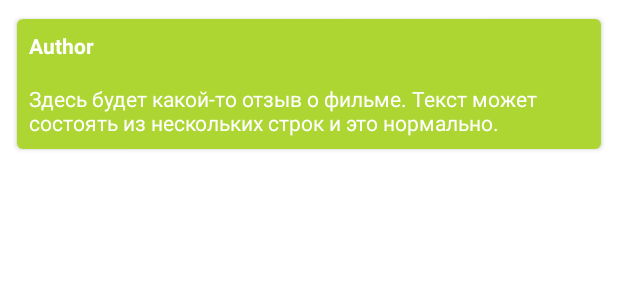
After one commit to DedCharel/Movies, an Android app: the layout review_item.xml on its own in the app's theme, with its tools: preview values and no code run, on a phone screen of 412 x 824 dp. The commit adds this screen. Shown: the top 300 px of the screen. Run offline under Robolectric (Android 15) with nearby library versions, the phone set to English and light mode, and no system bars.

Commit message:
Get reviews. Displaying reviews on detail screen.

```diff
--- a/app/src/main/java/ru/nvgsoft/movies/ApiService.java
+++ b/app/src/main/java/ru/nvgsoft/movies/ApiService.java
@@ -16,4 +16,8 @@ public interface ApiService {
     @GET("movie/{id}")
     @Headers("X-API-KEY:" + TOKEN)
     Single<TrailerResponse> loadTrailers(@Path("id") int id);
+
+    @GET("review?page=1&limit=10")
+    @Headers("X-API-KEY:" + TOKEN)
+    Single<ReviewResponse> loadReviews(@Query("movieId") int id);
 }
--- a/app/src/main/java/ru/nvgsoft/movies/Trailer.java
+++ b/app/src/main/java/ru/nvgsoft/movies/Trailer.java
@@ -8,13 +8,13 @@ public class Trailer implements Serializable {
     @SerializedName("name")
     private String name;
 
+    @SerializedName("url")
+    private String url;
+
     public Trailer(String name, String url) {
         this.name = name;
         this.url = url;
     }
-
-    @SerializedName("url")
-    private String url;
 
     public String getName() {
         return name;
--- /dev/null
+++ b/app/src/main/res/layout/review_item.xml
@@ -0,0 +1,39 @@
+<?xml version="1.0" encoding="utf-8"?>
+<androidx.cardview.widget.CardView xmlns:android="http://schemas.android.com/apk/res/android"
+    xmlns:app="http://schemas.android.com/apk/res-auto"
+    xmlns:tools="http://schemas.android.com/tools"
+    android:layout_width="match_parent"
+    android:layout_height="wrap_content"
+    android:layout_margin="8dp"
+    app:cardCornerRadius="4dp"
+
+    app:cardUseCompatPadding="true">
+
+    <LinearLayout
+        android:id="@+id/linearLayoutContainer"
+        android:layout_width="match_parent"
+        android:layout_height="match_parent"
+        android:alpha="0.8"
+        tools:background="@android:color/holo_green_light"
+        android:orientation="vertical">
+
+        <TextView
+            android:id="@+id/texViewAuthor"
+            android:layout_width="match_parent"
+            android:layout_height="wrap_content"
+            android:layout_margin="8dp"
+            android:textColor="@color/white"
+            android:textStyle="bold"
+            tools:text="Author" />
+
+        <TextView
+            android:id="@+id/textViewReview"
+            android:layout_width="match_parent"
+            android:layout_height="wrap_content"
+            android:layout_margin="8dp"
+            android:textColor="@color/white"
+            tools:text="Здесь будет какой-то отзыв о фильме. Текст может состоять из нескольких строк и это нормально." />
+    </LinearLayout>
+
+
+</androidx.cardview.widget.CardView>
```
Also changed, not shown: app/src/main/java/ru/nvgsoft/movies/MovieDetailActivity.java (+14 -0 lines), app/src/main/java/ru/nvgsoft/movies/MovieDetailsViewModel.java (+38 -0 lines), app/src/main/java/ru/nvgsoft/movies/Review.java (added, +42 -0 lines), app/src/main/java/ru/nvgsoft/movies/ReviewResponse.java (added, +27 -0 lines), app/src/main/java/ru/nvgsoft/movies/ReviewsAdapter.java (added, +75 -0 lines), app/src/main/res/layout/activity_movie_detail.xml (+9 -0 lines).
